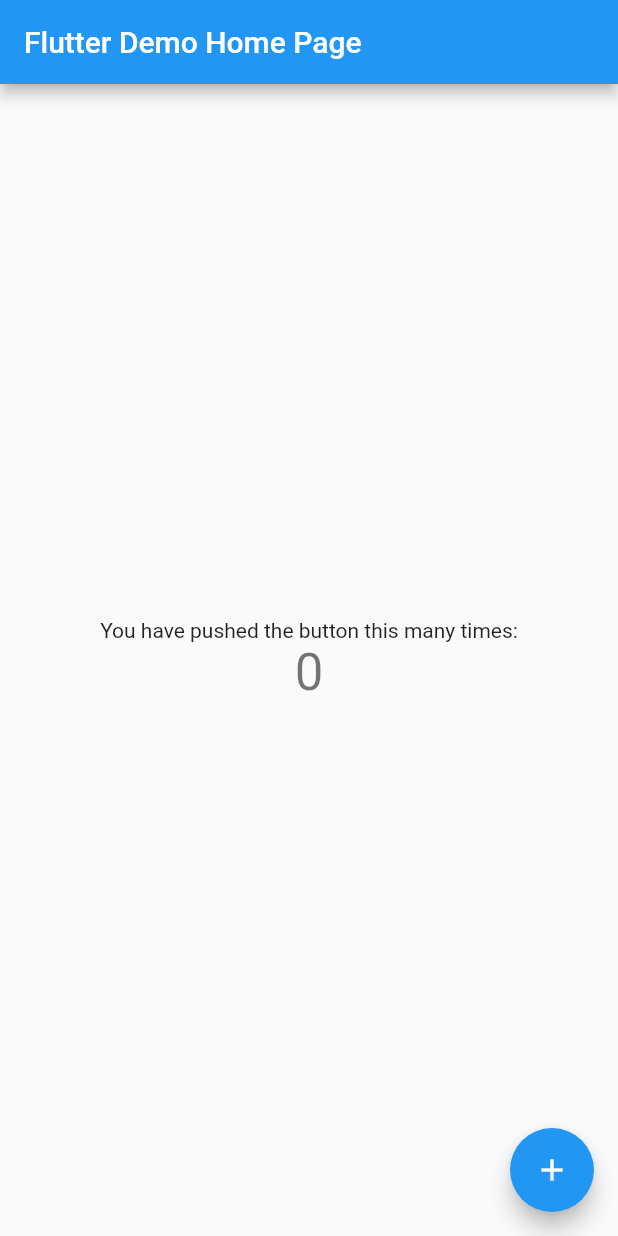
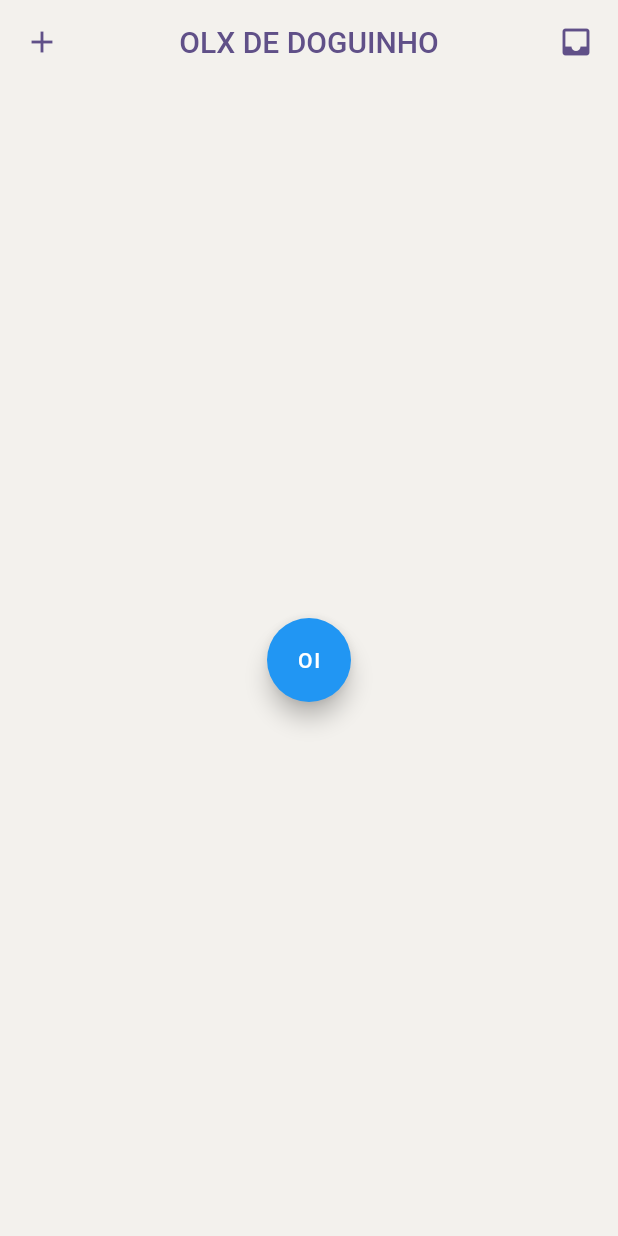
Before and after one commit to RoleDoElevador/Projeto_sistemas_distribuidos_FRONT-END, a Flutter app: the screen it shows after launch, on a phone screen of 412 x 824 dp. Run offline on Flutter 3.47's test engine with Material 2 defaults, Android fonts, the phone set to English and light mode, and no system bars; our stand-ins replace flutter_bloc.

Commit message:
att Miguel

```diff
--- /dev/null
+++ b/projeto_sistemas_distribuidos/lib/cadastro-pet/bloc/cadastro-pet-cubit-action.dart
@@ -0,0 +1,3 @@
+abstract class CadastroPetCubitAction {
+
+}
--- a/projeto_sistemas_distribuidos/lib/login/bloc/cadastro-pet-cubit-model.dart
+++ b/projeto_sistemas_distribuidos/lib/cadastro-pet/bloc/cadastro-pet-cubit-model.dart
@@ -1,19 +1,19 @@
 
 
-class LoginModel {
+class CadastroPetModel {
    String? teste;
 
 
-  LoginModel(
+  CadastroPetModel(
       {
         this.teste
       });
 
-  LoginModel patchState({
+  CadastroPetModel patchState({
      String? valorNaConta,
 
   }) {
-    return new LoginModel(
+    return new CadastroPetModel(
       teste:  teste??this.teste
 
     );
--- /dev/null
+++ b/projeto_sistemas_distribuidos/lib/cadastro-pet/bloc/cadastro-pet-cubit.dart
@@ -0,0 +1,24 @@
+import 'package:flutter/material.dart';
+import 'package:flutter_bloc/flutter_bloc.dart';
+import 'cadastro-pet-cubit-action.dart';
+import 'cadastro-pet-cubit-model.dart';
+
+class CadastroPetCubit extends Cubit<CadastroPetModel>
+    implements CadastroPetCubitAction {
+  CadastroPetCubit()
+      : super(new CadastroPetModel(
+          teste: '',
+        ));
+
+
+  String teste = 'RS 1800,00';
+
+
+
+  void Teste(){
+debugPrint("testrando 12");
+  }
+
+
+
+}
--- /dev/null
+++ b/projeto_sistemas_distribuidos/lib/cadastro-pet/components/homePage.dart
@@ -0,0 +1,82 @@
+import 'package:flutter/material.dart';
+import 'package:flutter_bloc/flutter_bloc.dart';
+import 'package:projeto_sistemas_distribuidos/cadastro-pet/bloc/cadastro-pet-cubit-model.dart';
+import 'package:projeto_sistemas_distribuidos/cadastro-pet/bloc/cadastro-pet-cubit.dart';
+
+class HomePage extends StatefulWidget {
+  const HomePage({Key? key}) : super(key: key);
+
+  static String ROUTE = "/home-page";
+
+  @override
+  _HomePageState createState() => _HomePageState();
+}
+
+class _HomePageState extends State<HomePage> {
+  CadastroPetCubit? _bloc;
+
+  @override
+  Widget build(BuildContext context) {
+    return new BlocProvider(
+      create: (BuildContext context) {
+        _bloc = CadastroPetCubit();
+
+        return _bloc!;
+      },
+      child: new BlocBuilder<CadastroPetCubit, CadastroPetModel>(
+        builder: (context, state) {
+          return new Scaffold(
+            backgroundColor: Color.fromRGBO(243, 241, 237, 1),
+            appBar: PreferredSize(
+              preferredSize: const Size.fromHeight(56),
+              child: _buildAppBar(),
+            ),
+            body: _buildBody(),
+          );
+        },
+      ),
+    );
+  }
+
+  Widget _buildAppBar() {
+    return new AppBar(
+      backgroundColor: const Color.fromRGBO(243, 241, 237, 1),
+      leading: new Drawer(
+        elevation: 0,
+        backgroundColor: const Color.fromRGBO(243, 241, 237, 1),
+        child: new Icon(
+          Icons.add,
+          color: const Color.fromRGBO(96, 80, 136, 1),
+        ),
+      ),
+      title: new Text(
+        'OLX DE DOGUINHO',
+        style: new TextStyle(
+          color: const Color.fromRGBO(96, 80, 136, 1),
+        ),
+      ),
+      centerTitle: true,
+      elevation: 0,
+      actions: [
+        new Container(
+          padding: const EdgeInsets.only(right: 16),
+          child: new Icon(
+            Icons.inbox,
+            color: const Color.fromRGBO(96, 80, 136, 1),
+          ),
+        )
+      ],
+    );
+  }
+
+  _buildBody() {
+    return Center(
+      child: FloatingActionButton(
+        child: Text('OI'),
+        onPressed: () {
+          _bloc?.Teste();
+        },
+      ),
+    );
+  }
+}
--- a/projeto_sistemas_distribuidos/lib/login/bloc/cadastro-pet-cubit-action.dart
+++ /dev/null
@@ -1,3 +0,0 @@
-abstract class LoginCubitAction {
-
-}
--- a/projeto_sistemas_distribuidos/lib/login/bloc/cadastro-pet-cubit.dart
+++ /dev/null
@@ -1,20 +0,0 @@
-
-import 'package:flutter_bloc/flutter_bloc.dart';
-import 'package:projeto_sistemas_distribuidos/login/bloc/cadastro-pet-cubit-model.dart';
-import 'cadastro-pet-cubit-action.dart';
-
-class LoginCubit extends Cubit<LoginModel>
-    implements LoginCubitAction {
-  LoginCubit()
-      : super(new LoginModel(
-          teste: "",
-        ));
-
-
-  String teste = 'RS 1800,00';
-
-
-
-
-
-}
--- a/projeto_sistemas_distribuidos/lib/main.dart
+++ b/projeto_sistemas_distribuidos/lib/main.dart
@@ -1,4 +1,5 @@
 import 'package:flutter/material.dart';
+import 'package:projeto_sistemas_distribuidos/cadastro-pet/components/homePage.dart';
 
 void main() {
   runApp(const MyApp());
@@ -24,92 +25,7 @@ class MyApp extends StatelessWidget {
         // is not restarted.
         primarySwatch: Colors.blue,
       ),
-      home: const MyHomePage(title: 'Flutter Demo Home Page'),
+      home: HomePage(),
     );
   }
 }
-
-class MyHomePage extends StatefulWidget {
-  const MyHomePage({Key? key, required this.title}) : super(key: key);
-
-  // This widget is the home page of your application. It is stateful, meaning
-  // that it has a State object (defined below) that contains fields that affect
-  // how it looks.
-
-  // This class is the configuration for the state. It holds the values (in this
-  // case the title) provided by the parent (in this case the App widget) and
-  // used by the build method of the State. Fields in a Widget subclass are
-  // always marked "final".
-
-  final String title;
-
-  @override
-  State<MyHomePage> createState() => _MyHomePageState();
-}
-
-class _MyHomePageState extends State<MyHomePage> {
-  int _counter = 0;
-
-  void _incrementCounter() {
-    setState(() {
-      // This call to setState tells the Flutter framework that something has
-      // changed in this State, which causes it to rerun the build method below
-      // so that the display can reflect the updated values. If we changed
-      // _counter without calling setState(), then the build method would not be
-      // called again, and so nothing would appear to happen.
-      _counter++;
-    });
-  }
-
-  @override
-  Widget build(BuildContext context) {
-    // This method is rerun every time setState is called, for instance as done
-    // by the _incrementCounter method above.
-    //
-    // The Flutter framework has been optimized to make rerunning build methods
-    // fast, so that you can just rebuild anything that needs updating rather
-    // than having to individually change instances of widgets.
-    return Scaffold(
-      appBar: AppBar(
-        // Here we take the value from the MyHomePage object that was created by
-        // the App.build method, and use it to set our appbar title.
-        title: Text(widget.title),
-      ),
-      body: Center(
-        // Center is a layout widget. It takes a single child and positions it
-        // in the middle of the parent.
-        child: Column(
-          // Column is also a layout widget. It takes a list of children and
-          // arranges them vertically. By default, it sizes itself to fit its
-          // children horizontally, and tries to be as tall as its parent.
-          //
-          // Invoke "debug painting" (press "p" in the console, choose the
-          // "Toggle Debug Paint" action from the Flutter Inspector in Android
-          // Studio, or the "Toggle Debug Paint" command in Visual Studio Code)
-          // to see the wireframe for each widget.
-          //
-          // Column has various properties to control how it sizes itself and
-          // how it positions its children. Here we use mainAxisAlignment to
-          // center the children vertically; the main axis here is the vertical
-          // axis because Columns are vertical (the cross axis would be
-          // horizontal).
-          mainAxisAlignment: MainAxisAlignment.center,
-          children: <Widget>[
-            const Text(
-              'You have pushed the button this many times:',
-            ),
-            Text(
-              '$_counter',
-              style: Theme.of(context).textTheme.headline4,
-            ),
-          ],
-        ),
-      ),
-      floatingActionButton: FloatingActionButton(
-        onPressed: _incrementCounter,
-        tooltip: 'Increment',
-        child: const Icon(Icons.add),
-      ), // This trailing comma makes auto-formatting nicer for build methods.
-    );
-  }
-}
--- a/projeto_sistemas_distribuidos/pubspec.yaml
+++ b/projeto_sistemas_distribuidos/pubspec.yaml
@@ -44,7 +44,6 @@ dev_dependencies:
   # activated in the `analysis_options.yaml` file located at the root of your
   # package. See that file for information about deactivating specific lint
   # rules and activating additional ones.
-  flutter_lints: ^1.0.0
   flutter_bloc: ^8.0.1
   bloc: ^8.0.2
 # For information on the generic Dart part of this file, see the
```
Also changed, not shown: projeto_sistemas_distribuidos/pubspec.lock.
